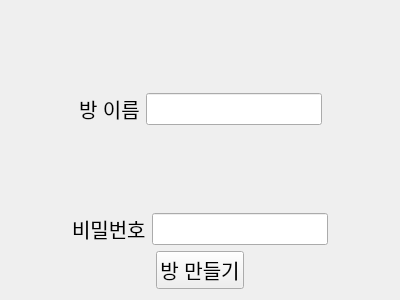
Old version of the form resource/make_room.ui in the repository chanwoo7/ChattyChatty.
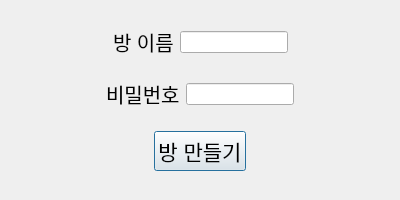
New version of the form.

Commit message: 닉네임 변경 UI 추가, 창 전환 수정

```diff
--- a/resource/make_room.ui
+++ b/resource/make_room.ui
@@ -1,37 +1,35 @@
 <?xml version="1.0" encoding="UTF-8"?>
 <ui version="4.0">
- <class>make_room_widget</class>
- <widget class="QWidget" name="make_room_widget">
+ <class>make_room_Dialog</class>
+ <widget class="QDialog" name="make_room_Dialog">
   <property name="geometry">
    <rect>
     <x>0</x>
     <y>0</y>
     <width>400</width>
-    <height>300</height>
+    <height>200</height>
    </rect>
   </property>
   <property name="minimumSize">
    <size>
     <width>400</width>
-    <height>300</height>
+    <height>200</height>
    </size>
   </property>
   <property name="maximumSize">
    <size>
     <width>400</width>
-    <height>300</height>
+    <height>200</height>
    </size>
   </property>
   <property name="windowTitle">
    <string>방 만들기</string>
   </property>
-  <layout class="QVBoxLayout" name="verticalLayout_2">
-   <item>
     <layout class="QVBoxLayout" name="verticalLayout">
      <item>
       <layout class="QHBoxLayout" name="horizontalLayout">
        <item>
-        <spacer name="horizontalSpacer_2">
+      <spacer name="horizontalSpacer">
          <property name="orientation">
           <enum>Qt::Horizontal</enum>
          </property>
@@ -43,7 +41,7 @@
          </property>
         </spacer>
        </item>
-       <item alignment="Qt::AlignRight|Qt::AlignVCenter">
+     <item>
         <widget class="QLabel" name="label">
          <property name="font">
           <font>
@@ -55,17 +53,11 @@
          </property>
         </widget>
        </item>
-       <item alignment="Qt::AlignLeft|Qt::AlignVCenter">
-        <widget class="QLineEdit" name="makeroom_name_lineEdit">
-         <property name="font">
-          <font>
-           <pointsize>15</pointsize>
-          </font>
-         </property>
-        </widget>
+     <item>
+      <widget class="QLineEdit" name="room_title_lineEdit"/>
        </item>
        <item>
-        <spacer name="horizontalSpacer">
+      <spacer name="horizontalSpacer_2">
          <property name="orientation">
           <enum>Qt::Horizontal</enum>
          </property>
@@ -79,10 +71,8 @@
        </item>
       </layout>
      </item>
-    </layout>
-   </item>
    <item>
-    <layout class="QHBoxLayout" name="horizontalLayout_3">
+    <layout class="QHBoxLayout" name="horizontalLayout_2">
      <item>
       <spacer name="horizontalSpacer_3">
        <property name="orientation">
@@ -109,13 +99,7 @@
       </widget>
      </item>
      <item>
-      <widget class="QLineEdit" name="makeroom_password_lineEdit">
-       <property name="font">
-        <font>
-         <pointsize>15</pointsize>
-        </font>
-       </property>
-      </widget>
+      <widget class="QLineEdit" name="password_lineEdit"/>
      </item>
      <item>
       <spacer name="horizontalSpacer_4">
@@ -132,23 +116,47 @@
      </item>
     </layout>
    </item>
-   <item alignment="Qt::AlignHCenter">
-    <widget class="QPushButton" name="makeroom_pushButton">
+   <item>
+    <layout class="QHBoxLayout" name="horizontalLayout_3">
+     <item>
+      <spacer name="horizontalSpacer_6">
+       <property name="orientation">
+        <enum>Qt::Horizontal</enum>
+       </property>
+       <property name="sizeHint" stdset="0">
+        <size>
+         <width>40</width>
+         <height>20</height>
+        </size>
+       </property>
+      </spacer>
+     </item>
+     <item>
+      <widget class="QPushButton" name="make_pushButton">
      <property name="font">
       <font>
-       <pointsize>15</pointsize>
+         <pointsize>16</pointsize>
       </font>
      </property>
      <property name="text">
       <string>방 만들기</string>
      </property>
-     <property name="default">
-      <bool>false</bool>
-     </property>
-     <property name="flat">
-      <bool>false</bool>
-     </property>
-    </widget>
+      </widget>
+     </item>
+     <item>
+      <spacer name="horizontalSpacer_5">
+       <property name="orientation">
+        <enum>Qt::Horizontal</enum>
+       </property>
+       <property name="sizeHint" stdset="0">
+        <size>
+         <width>40</width>
+         <height>20</height>
+        </size>
+       </property>
+      </spacer>
+     </item>
+    </layout>
    </item>
   </layout>
  </widget>
```
Left out of the diff: 12 changed lines with no effect on the pictures. Lines whose indentation alone changed are shown as unchanged. The commit also changes 4 other files.
